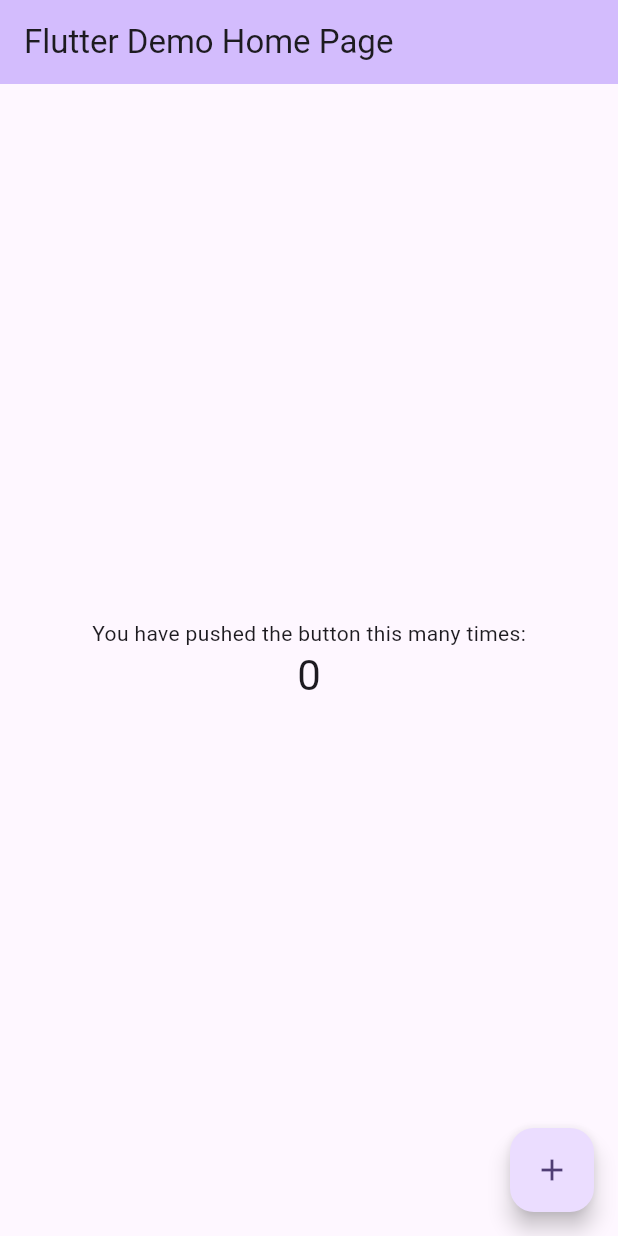
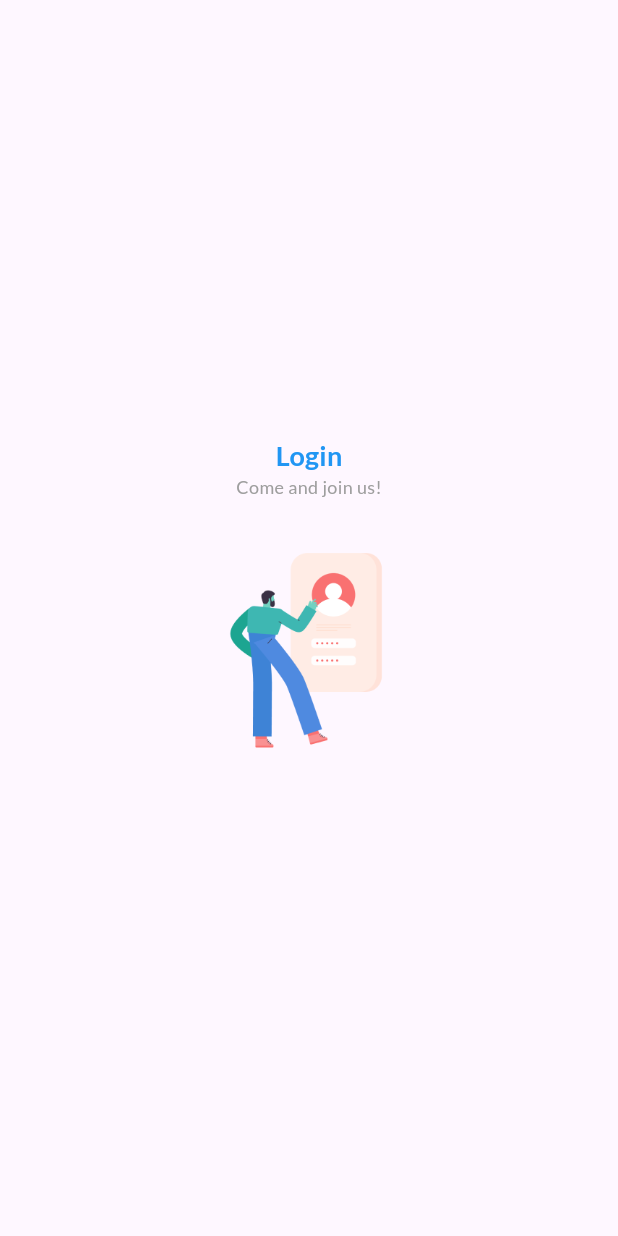
Before and after one commit to Teapartyzs/Marketku, a Flutter app: the screen it shows after launch, on a phone screen of 412 x 824 dp. Run offline on Flutter 3.47's test engine with Material 3 defaults, Android fonts, the phone set to English and light mode, and no system bars; our stand-ins replace google_fonts.

Commit message:
prepare the login screen

```diff
--- a/lib/main.dart
+++ b/lib/main.dart
@@ -1,4 +1,5 @@
 import 'package:flutter/material.dart';
+import 'package:marketku/views/screens/auth/login_screen.dart';
 
 void main() {
   runApp(const MyApp());
@@ -31,95 +32,7 @@
         colorScheme: ColorScheme.fromSeed(seedColor: Colors.deepPurple),
         useMaterial3: true,
       ),
-      home: const MyHomePage(title: 'Flutter Demo Home Page'),
+      home: LoginScreen(),
     );
   }
 }
-
-class MyHomePage extends StatefulWidget {
-  const MyHomePage({super.key, required this.title});
-
-  // This widget is the home page of your application. It is stateful, meaning
-  // that it has a State object (defined below) that contains fields that affect
-  // how it looks.
-
-  // This class is the configuration for the state. It holds the values (in this
-  // case the title) provided by the parent (in this case the App widget) and
-  // used by the build method of the State. Fields in a Widget subclass are
-  // always marked "final".
-
-  final String title;
-
-  @override
-  State<MyHomePage> createState() => _MyHomePageState();
-}
-
-class _MyHomePageState extends State<MyHomePage> {
-  int _counter = 0;
-
-  void _incrementCounter() {
-    setState(() {
-      // This call to setState tells the Flutter framework that something has
-      // changed in this State, which causes it to rerun the build method below
-      // so that the display can reflect the updated values. If we changed
-      // _counter without calling setState(), then the build method would not be
-      // called again, and so nothing would appear to happen.
-      _counter++;
-    });
-  }
-
-  @override
-  Widget build(BuildContext context) {
-    // This method is rerun every time setState is called, for instance as done
-    // by the _incrementCounter method above.
-    //
-    // The Flutter framework has been optimized to make rerunning build methods
-    // fast, so that you can just rebuild anything that needs updating rather
-    // than having to individually change instances of widgets.
-    return Scaffold(
-      appBar: AppBar(
-        // TRY THIS: Try changing the color here to a specific color (to
-        // Colors.amber, perhaps?) and trigger a hot reload to see the AppBar
-        // change color while the other colors stay the same.
-        backgroundColor: Theme.of(context).colorScheme.inversePrimary,
-        // Here we take the value from the MyHomePage object that was created by
-        // the App.build method, and use it to set our appbar title.
-        title: Text(widget.title),
-      ),
-      body: Center(
-        // Center is a layout widget. It takes a single child and positions it
-        // in the middle of the parent.
-        child: Column(
-          // Column is also a layout widget. It takes a list of children and
-          // arranges them vertically. By default, it sizes itself to fit its
-          // children horizontally, and tries to be as tall as its parent.
-          //
-          // Column has various properties to control how it sizes itself and
-          // how it positions its children. Here we use mainAxisAlignment to
-          // center the children vertically; the main axis here is the vertical
-          // axis because Columns are vertical (the cross axis would be
-          // horizontal).
-          //
-          // TRY THIS: Invoke "debug painting" (choose the "Toggle Debug Paint"
-          // action in the IDE, or press "p" in the console), to see the
-          // wireframe for each widget.
-          mainAxisAlignment: MainAxisAlignment.center,
-          children: <Widget>[
-            const Text(
-              'You have pushed the button this many times:',
-            ),
-            Text(
-              '$_counter',
-              style: Theme.of(context).textTheme.headlineMedium,
-            ),
-          ],
-        ),
-      ),
-      floatingActionButton: FloatingActionButton(
-        onPressed: _incrementCounter,
-        tooltip: 'Increment',
-        child: const Icon(Icons.add),
-      ), // This trailing comma makes auto-formatting nicer for build methods.
-    );
-  }
-}
--- /dev/null
+++ b/lib/views/screens/auth/login_screen.dart
@@ -0,0 +1,36 @@
+import 'package:flutter/material.dart';
+import 'package:google_fonts/google_fonts.dart';
+
+class LoginScreen extends StatelessWidget {
+  const LoginScreen({super.key});
+
+  @override
+  Widget build(BuildContext context) {
+    return Scaffold(
+      body: Center(
+        child: Column(
+          mainAxisAlignment: MainAxisAlignment.center,
+          children: [
+            Text(
+              "Login",
+              style: GoogleFonts.lato(
+                  color: Colors.blue,
+                  fontWeight: FontWeight.bold,
+                  fontSize: 18,
+                  letterSpacing: 0.2),
+            ),
+            Text(
+              "Come and join us!",
+              style: GoogleFonts.lato(color: Colors.grey, fontSize: 12),
+            ),
+            Image.asset(
+              'assets/images/Illustration.png',
+              width: 150,
+              height: 200,
+            )
+          ],
+        ),
+      ),
+    );
+  }
+}
```
